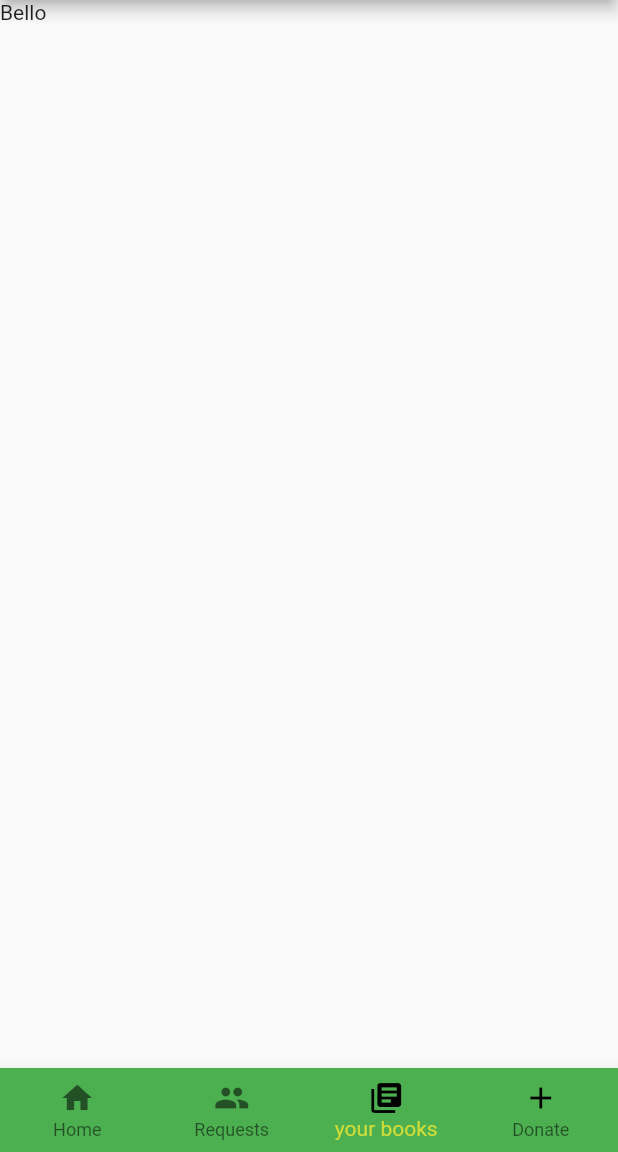
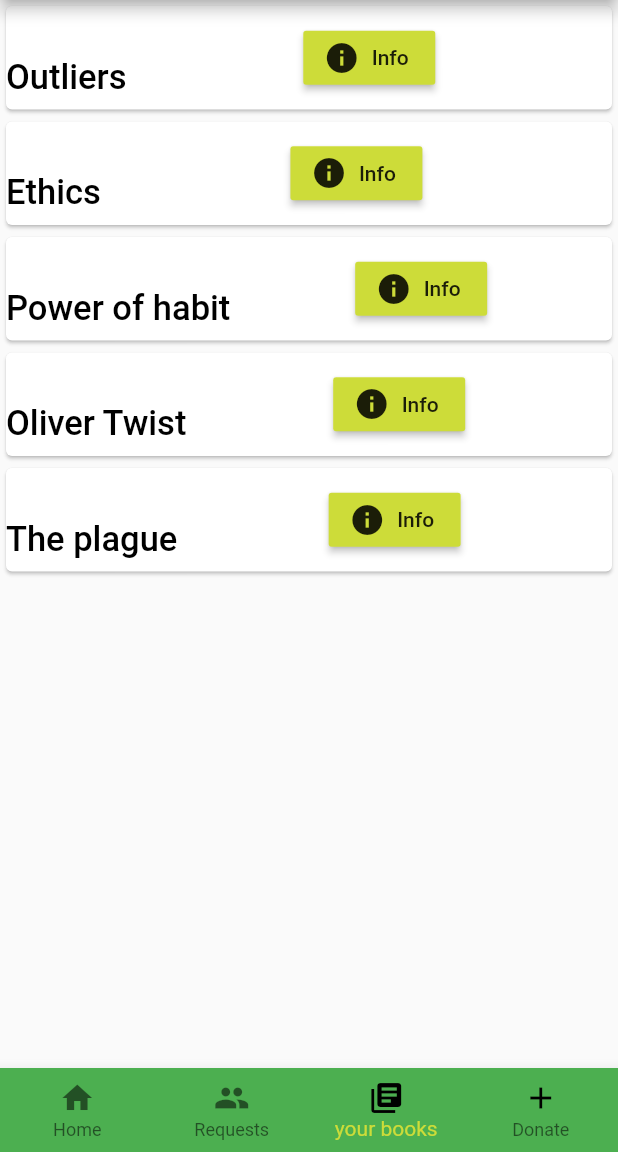
Before and after one commit to 12mohaned/donorate_book, a Flutter app: the HomeApp screen opened directly, item 3 of the bottom bar chosen, on a phone screen of 412 x 824 dp, the part 84-1236 px from its top. Run offline on Flutter 3.47's test engine with Material 2 defaults, Android fonts, the phone set to English and light mode, and no system bars; our stand-ins replace firebase_auth; missing offline and left inert: footer; accounts and stored records are empty.

Commit message:
Your books

```diff
--- a/lib/Books/yourBooks.dart
+++ b/lib/Books/yourBooks.dart
@@ -1,3 +1,65 @@
 import 'package:flutter/cupertino.dart';
 import 'package:flutter/material.dart';
 import 'package:donorate_book/Model/models.dart';
+
+List<Book> books = [
+  Book(
+      'Outliers',
+      'The Story of Success is the third non-fiction book written by Malcolm Gladwell and published by Little, Brown and Company on November 18, 2008. In Outliers, Gladwell examines the factors that contribute to high levels of success',
+      Category.novel),
+  Book(
+      'Ethics',
+      'Aristotle conceives of ethical theory as a field distinct from the theoretical sciences. Its methodology must match its subject matter—good action—and must respect the fact that in this field many generalizations hold only for the most part.',
+      Category.university),
+  Book(
+      'Power of habit',
+      'The Power of Habit: Why We Do What We Do in Life and Business is a book by Charles Duhigg, a New York Times reporter, published in February 2012 by Random House. It explores the science behind habit creation and reformation. The book reached the best seller list for The New York Times, Amazon.com, and USA Today.',
+      Category.others),
+  Book(
+      'Oliver Twist',
+      'Oliver Twist; or, the Parish Boy second novel, and was published as a serial from 1837 to 1839 and released as a three-volume book in 1838, before the serialization ended. The story centres on orphan Oliver Twist, born in a workhouse and sold into apprenticeship with an undertaker.',
+      Category.novel),
+  Book(
+      'The plague',
+      'The Black Death (also known as the Pestilence, the Great Mortality, or the Plague)[a] was the deadliest pandemic recorded in human history. The Black Death resulted in the deaths of up to 75–200 million[1][2][3][4][5][6] people in Eurasia and North Africa,[7] peaking in Europe from 1347 to 1351. Plague, the disease, was caused by the bacterium Yersinia pestis.[8] The Y. pestis infection most commonly results in bubonic plague, but can also cause septicaemic or pneumonic plagues',
+      Category.novel),
+];
+
+class BookCard extends StatelessWidget {
+  final Book book;
+  BookCard(this.book);
+  @override
+  Widget build(BuildContext context) {
+    return Card(
+        child: Row(children: <Widget>[
+      Center(
+          child: (Text(
+        book.name,
+        style: TextStyle(
+            height: 3,
+            fontSize: 23,
+            color: Colors.black,
+            fontWeight: FontWeight.w500),
+      ))),
+      Expanded(
+          child: Center(
+              child: RaisedButton.icon(
+        onPressed: (() {}),
+        icon: Icon(Icons.info),
+        label: Text('Info'),
+        color: Colors.lime,
+      )))
+    ]));
+  }
+}
+
+class BookList extends StatelessWidget {
+  @override
+  Widget build(BuildContext context) {
+    return ListView.builder(
+        itemCount: books.length,
+        itemBuilder: (BuildContext ctxt, int index) {
+          return BookCard(books[index]);
+        });
+  }
+}
--- a/lib/Home/home.dart
+++ b/lib/Home/home.dart
@@ -5,6 +5,7 @@ import 'package:donorate_book/Donor/DonorForm.dart';
 import 'package:footer/footer_view.dart';
 import 'package:donorate_book/Donor/Donors.dart';
 import 'package:donorate_book/Requests/Requests.dart';
+import 'package:donorate_book/Books/yourBooks.dart';
 
 class HomeApp extends StatefulWidget {
   @override
@@ -46,7 +47,7 @@ class Home extends State<HomeApp> {
   final List<Widget> _children = [
     donor,
     UserList(),
-    Text('Bello'),
+    BookList(),
     Text('cello'),
   ];
   void onTabTapped(int index) {
```
